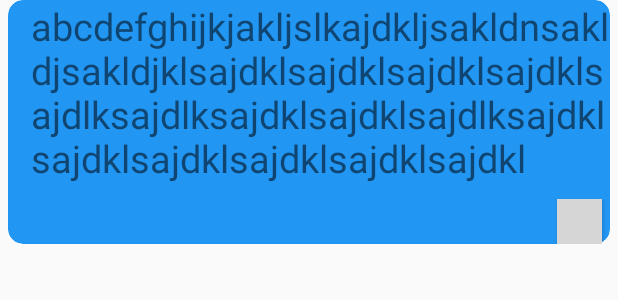
After one commit to Magren0321/starTranslation, an Android app: the layout item.xml on its own in the app's theme, with its tools: preview values and no code run, on a phone screen of 412 x 824 dp. The commit adds this screen. Shown: the top 300 px of the screen. Run offline under Robolectric (Android 15) with nearby library versions, the phone set to English and light mode, and no system bars; grey boxes are pictures that could not be loaded.

Commit message:
2019.11.9

```diff
--- a/app/build.gradle
+++ b/app/build.gradle
@@ -34,4 +34,9 @@ dependencies {
     annotationProcessor 'com.jakewharton:butterknife-compiler:10.2.0'
     implementation 'com.github.florent37:materialtextfield:1.0.7'
     implementation 'androidx.cardview:cardview:1.0.0'
+    implementation 'com.getbase:floatingactionbutton:1.10.1'
+    implementation 'com.squareup.okhttp3:okhttp:4.2.2'
+    implementation 'com.squareup.retrofit2:retrofit:2.6.2'
+    implementation 'com.google.code.gson:gson:2.8.6'
+    implementation 'com.squareup.retrofit2:converter-gson:2.2.0'
 }
--- a/app/src/main/AndroidManifest.xml
+++ b/app/src/main/AndroidManifest.xml
@@ -2,6 +2,8 @@
 <manifest xmlns:android="http://schemas.android.com/apk/res/android"
     package="com.example.translate">
 
+    <uses-permission android:name="android.permission.ACCESS_NETWORK_STATE" />
+    <uses-permission android:name="android.permission.INTERNET"></uses-permission>
     <application
 
         android:allowBackup="true"
@@ -10,7 +12,7 @@
         android:roundIcon="@mipmap/ic_launcher_round"
         android:supportsRtl="true"
         android:theme="@style/AppTheme">
-        <activity android:name=".homepage.MainActivity" android:windowSoftInputMode="adjustPan|stateHidden">
+        <activity android:name=".homepage.MainActivity">
             <intent-filter>
                 <action android:name="android.intent.action.MAIN" />
 
--- /dev/null
+++ b/app/src/main/res/layout/item.xml
@@ -0,0 +1,55 @@
+<?xml version="1.0" encoding="utf-8"?>
+<LinearLayout xmlns:android="http://schemas.android.com/apk/res/android"
+    xmlns:app="http://schemas.android.com/apk/res-auto"
+    android:orientation="vertical"
+    android:layout_width="match_parent"
+    android:layout_height="match_parent">
+
+
+    <androidx.cardview.widget.CardView
+        android:layout_marginLeft="5dp"
+        android:layout_marginRight="5dp"
+        app:cardCornerRadius="10dp"
+        app:cardBackgroundColor="#2196F3"
+        android:layout_width="match_parent"
+        android:layout_height="wrap_content">
+
+       <LinearLayout
+           android:orientation="vertical"
+           android:layout_width="match_parent"
+           android:layout_height="match_parent">
+
+           <LinearLayout
+               android:layout_width="match_parent"
+               android:layout_height="wrap_content">
+
+               <TextView
+                   android:paddingLeft="15dp"
+                   android:textSize="25dp"
+                   android:text="@string/test"
+                   android:id="@+id/tv"
+                   android:layout_width="match_parent"
+                   android:layout_height="match_parent"/>
+
+           </LinearLayout>
+
+           <RelativeLayout
+               android:layout_marginTop="10dp"
+               android:layout_width="match_parent"
+               android:layout_height="wrap_content">
+
+               <Button
+                   android:layout_marginRight="5dp"
+                   android:layout_alignParentRight="true"
+                   android:background="@drawable/star_white"
+                   android:id="@+id/star_lv"
+                   android:layout_width="30dp"
+                   android:layout_height="30dp"/>
+
+           </RelativeLayout>
+
+       </LinearLayout>
+
+    </androidx.cardview.widget.CardView>
+
+</LinearLayout>
--- a/app/src/main/res/values/strings.xml
+++ b/app/src/main/res/values/strings.xml
@@ -1,3 +1,4 @@
 <resources>
-    <string name="app_name">Translate</string>
+    <string name="app_name">Translation</string>
+    <string name="test">abcdefghijkjakljslkajdkljsakldnsakldjsakldjklsajdklsajdklsajdklsajdklsajdlksajdlksajdklsajdklsajdlksajdklsajdklsajdklsajdklsajdklsajdkl</string>
 </resources>
--- a/app/src/main/res/values/styles.xml
+++ b/app/src/main/res/values/styles.xml
@@ -8,4 +8,9 @@
         <item name="colorAccent">@color/colorAccent</item>
     </style>
 
+    <style name="menu_labels_style">
+        <item name="android:background">@drawable/fab_label_background</item>
+        <item name="android:textColor">@color/colorWhite</item>
+    </style>
+
 </resources>
```
Also changed, not shown: app/src/main/java/com/example/translate/Base/adapter.java (added, +55 -0 lines), app/src/main/java/com/example/translate/Base/baseBean.java (added, +43 -0 lines), app/src/main/java/com/example/translate/homepage/MainActivity.java (+91 -1 lines), app/src/main/java/com/example/translate/homepage/geturl_interface.java (added, +21 -0 lines), app/src/main/java/com/example/translate/homepage/moudle.java (added, +64 -0 lines), app/src/main/java/com/example/translate/homepage/presenter.java (added, +53 -0 lines), app/src/main/java/com/example/translate/homepage/viewinterface.java (added, +9 -0 lines), app/src/main/res/drawable/fab_label_background.xml (added, +11 -0 lines), app/src/main/res/layout/activity_main.xml (+60 -1 lines), app/src/main/res/values/colors.xml (+9 -1 lines).
